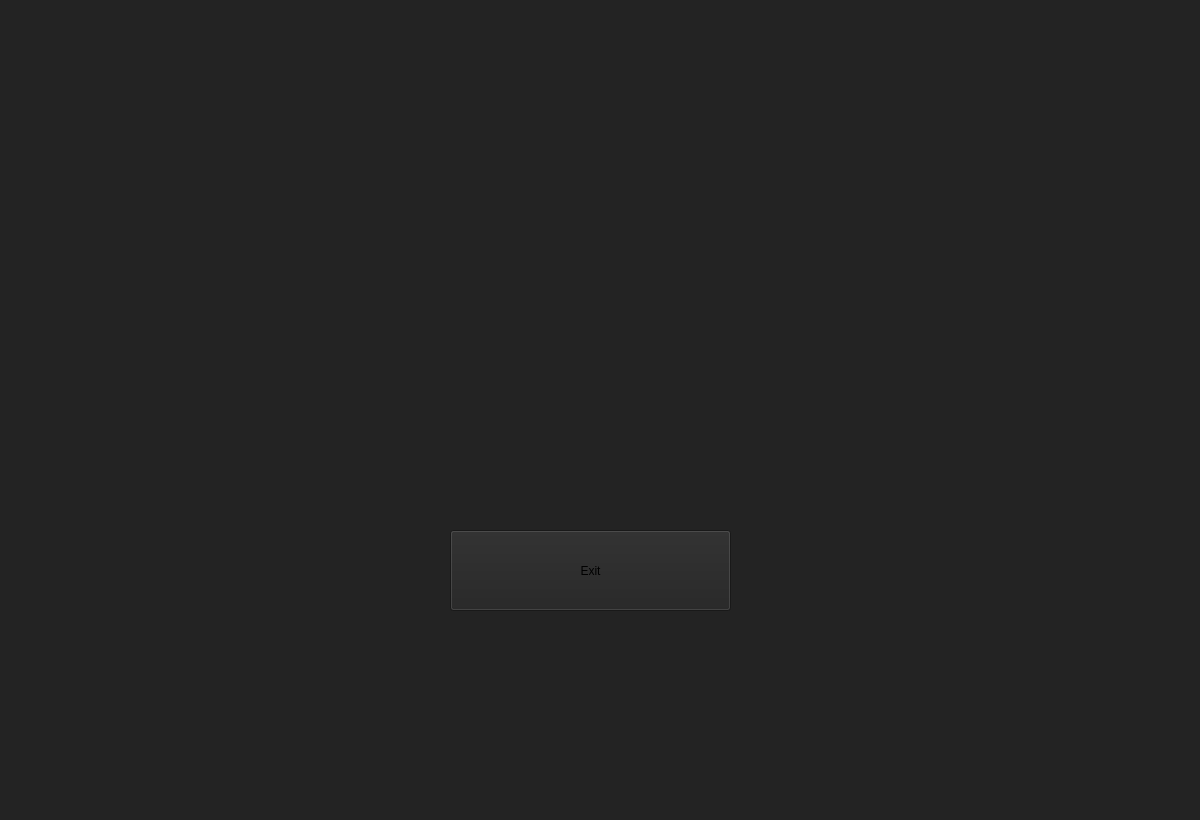
First picture: the form in remise_03/BabaIsYou/src/wonview.ui, repository n-kmron/babaisyou, before the edit.
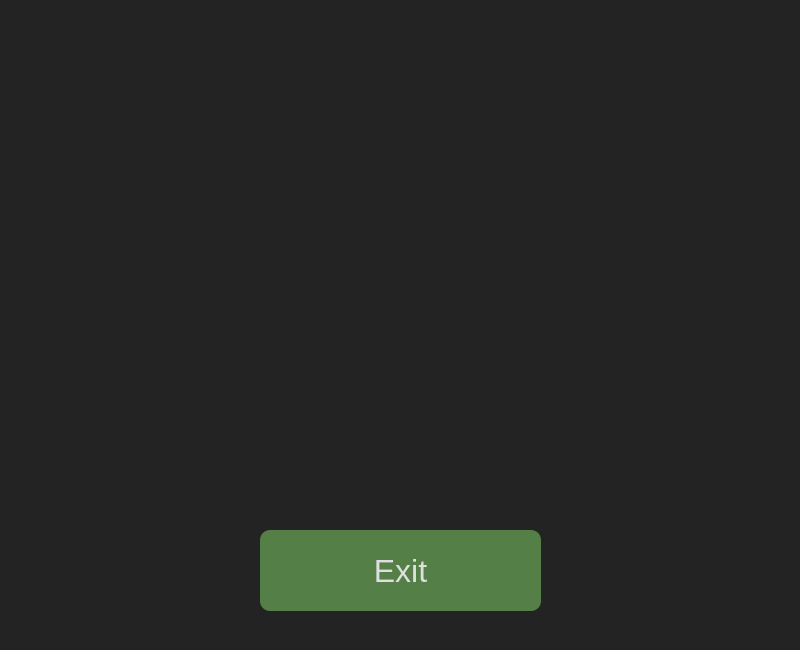
Second picture: the form after the edit. Icons and pictures are not drawn.

Patch:
```diff
--- a/remise_03/BabaIsYou/src/wonview.ui
+++ b/remise_03/BabaIsYou/src/wonview.ui
@@ -6,20 +6,20 @@
    <rect>
     <x>0</x>
     <y>0</y>
-    <width>1200</width>
-    <height>820</height>
+    <width>800</width>
+    <height>650</height>
    </rect>
   </property>
   <property name="minimumSize">
    <size>
-    <width>1200</width>
-    <height>820</height>
+    <width>800</width>
+    <height>650</height>
    </size>
   </property>
   <property name="maximumSize">
    <size>
-    <width>1200</width>
-    <height>820</height>
+    <width>800</width>
+    <height>650</height>
    </size>
   </property>
   <property name="windowTitle">
@@ -31,8 +31,8 @@
   <widget class="QLabel" name="label">
    <property name="geometry">
     <rect>
-     <x>290</x>
-     <y>90</y>
+     <x>80</x>
+     <y>80</y>
      <width>641</width>
      <height>431</height>
     </rect>
@@ -47,12 +47,25 @@
   <widget class="QPushButton" name="btnExit">
    <property name="geometry">
     <rect>
-     <x>450</x>
+     <x>260</x>
      <y>530</y>
      <width>281</width>
      <height>81</height>
     </rect>
    </property>
+   <property name="font">
+    <font>
+     <pointsize>24</pointsize>
+    </font>
+   </property>
+   <property name="cursor">
+    <cursorShape>PointingHandCursor</cursorShape>
+   </property>
+   <property name="styleSheet">
+    <string notr="true">background-color:#548048;
+color: #DFDFDF;
+border-radius: 10px;</string>
+   </property>
    <property name="text">
     <string>Exit</string>
    </property>
```
